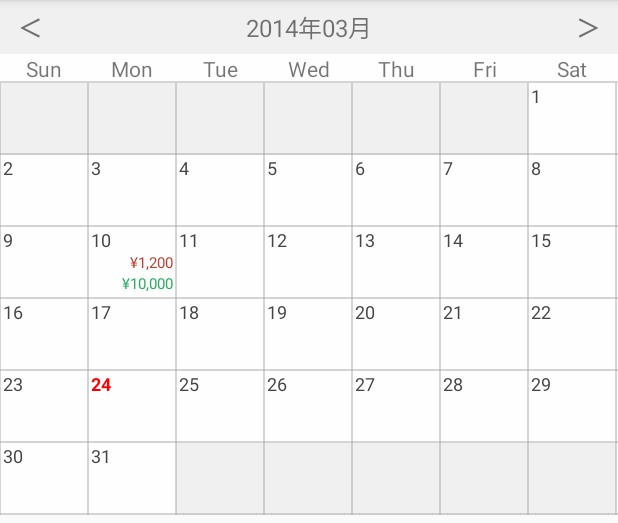
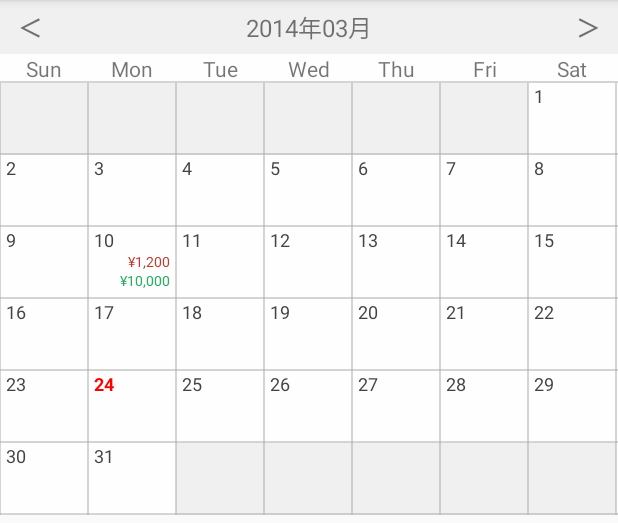
Before and after one commit to kufu-ai/DecorateCalendarView, an Android app: the screen it shows after launch (MainActivity), on a phone screen of 412 x 824 dp, the part 84-607 px from its top. Run offline under Robolectric (Android 15) with nearby library versions, the phone set to English and light mode, and no system bars.

Commit message:
日別セルのレイアウトを調整する

```diff
--- a/DecorateCalendarView/src/main/AndroidManifest.xml
+++ b/DecorateCalendarView/src/main/AndroidManifest.xml
@@ -2,9 +2,7 @@
     package="net.zaim.decoratecalendarview">
 
     <application android:allowBackup="true"
-        android:label="@string/app_name"
-        android:icon="@drawable/ic_launcher"
->
+        android:label="@string/app_name">
 
     </application>
 
--- a/DecorateCalendarView/src/main/res/layout/cell_day.xml
+++ b/DecorateCalendarView/src/main/res/layout/cell_day.xml
@@ -11,23 +11,27 @@
         <TextView
             android:layout_width="match_parent"
             android:layout_height="wrap_content"
-            android:layout_marginLeft="2dp"
-            android:gravity="left"
+            android:layout_marginLeft="4dp"
+            android:textAlignment="viewStart"
             android:textSize="12sp" />
 
         <TextView
             android:layout_width="match_parent"
             android:layout_height="wrap_content"
-            android:layout_marginRight="2dp"
+            android:layout_marginRight="4dp"
+            android:textAlignment="textEnd"
             android:gravity="right"
-            android:textSize="10sp"
-            android:textColor="@color/dark_red" />
+            android:textSize="9sp"
+            android:textColor="@color/dark_red"
+            android:singleLine="true" />
 
         <TextView
             android:layout_width="match_parent"
             android:layout_height="wrap_content"
-            android:layout_marginRight="2dp"
+            android:layout_marginRight="4dp"
+            android:textAlignment="textEnd"
             android:gravity="right"
-            android:textSize="10sp"
-            android:textColor="@color/dark_green" />
+            android:textSize="9sp"
+            android:textColor="@color/dark_green"
+            android:singleLine="true" />
     </LinearLayout>
```
